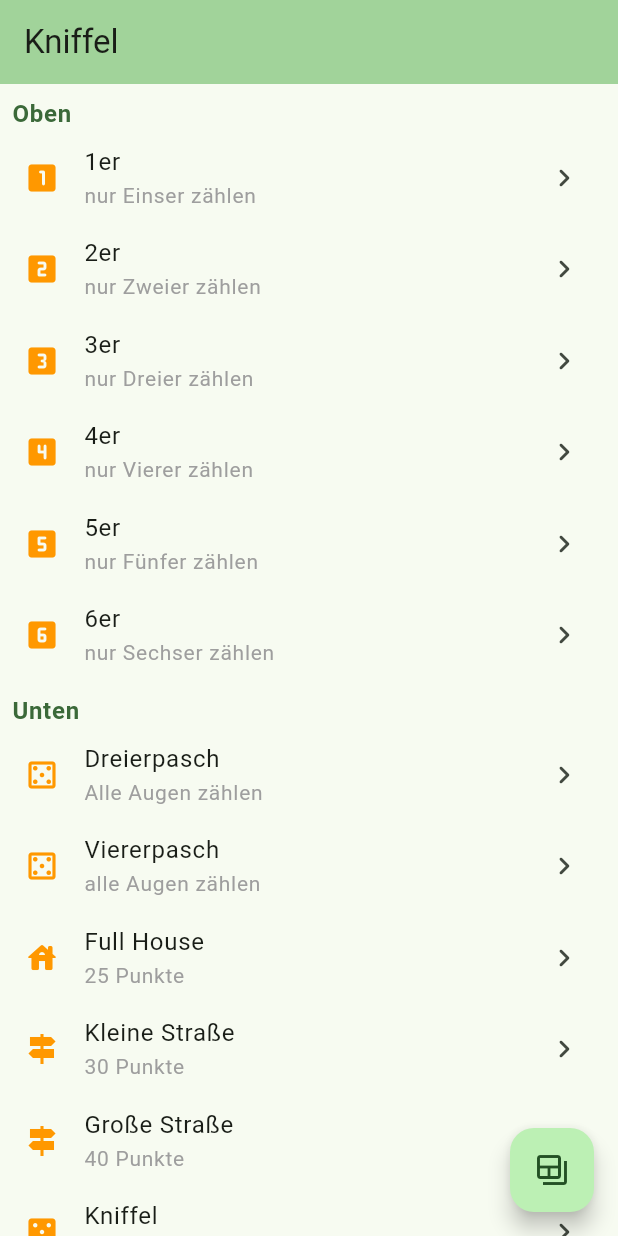
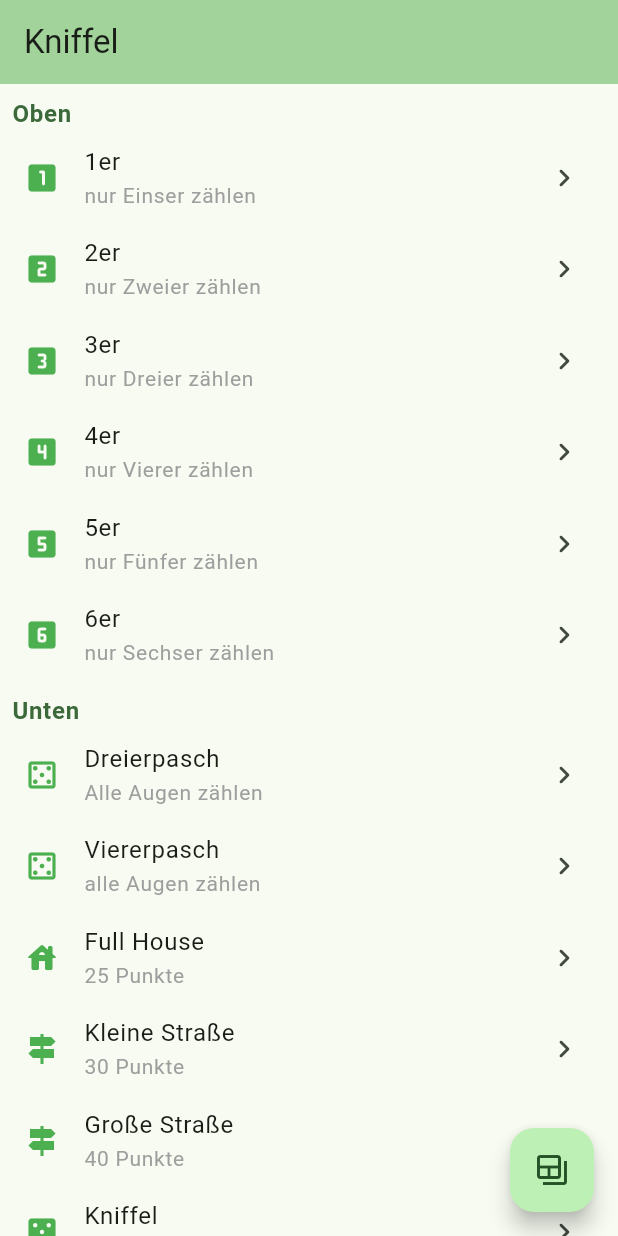
Before and after one commit to logianer/kniffelblock, a Flutter app: the screen it shows after launch, on a phone screen of 412 x 824 dp. Run offline on Flutter 3.47's test engine with Material 2 defaults, Android fonts, the phone set to English and light mode, and no system bars.

Commit message:
Implement basic ui
Changing icon color to green

```diff
--- a/lib/main.dart
+++ b/lib/main.dart
@@ -78,7 +78,7 @@ Widget tappableListItem(
               style: const TextStyle(color: Colors.grey, fontSize: 14.0))
       ],
     ),
-    leading: Icon(leadingIcon,color: Colors.orange  ),
+    leading: Icon(leadingIcon,color: Colors.green),
     trailing: const Icon(Icons.chevron_right_rounded),
     onTap: () {
       tapEvent();
```
